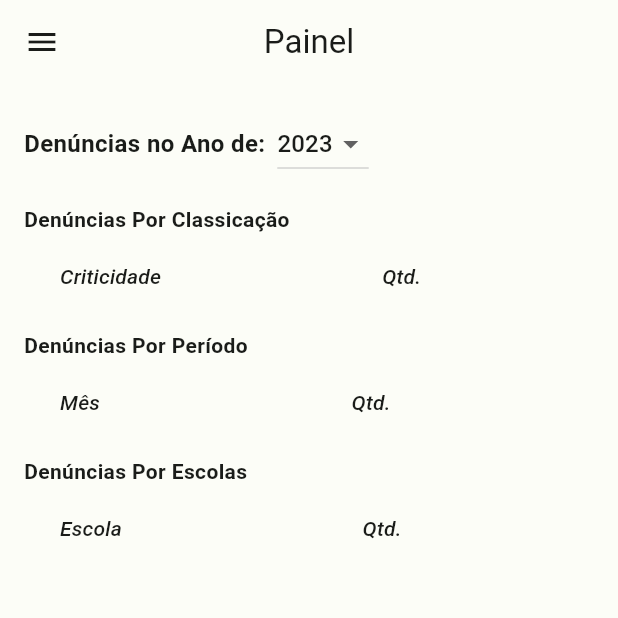
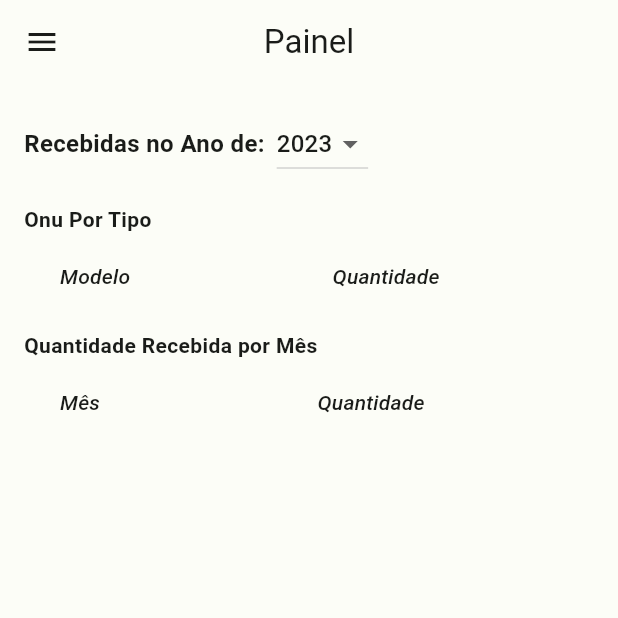
Before and after one commit to josefelipeduarte/app_estoque, a Flutter app: the PanelPage screen opened directly, on a phone screen of 412 x 824 dp, the top half of it. Run offline on Flutter 3.47's test engine with Material 2 defaults, Android fonts, the phone set to English and light mode, and no system bars; our stand-ins replace flutter_secure_storage; accounts and stored records are empty; network calls fail.

Commit message:
att: update and create panel page

```diff
--- a/lib/main.dart
+++ b/lib/main.dart
@@ -1,4 +1,5 @@
 import 'package:app_estoque/src/cadastrar_onu/cadastrar_onu_page.dart';
+import 'package:app_estoque/src/panel/panel_page.dart';
 import 'package:app_estoque/src/pesquisar_onu/entities/pesquisar_onu.dart';
 import 'package:app_estoque/src/pesquisar_onu/pesquisar_onu_page.dart';
 import 'package:flutter/material.dart';
@@ -49,7 +50,7 @@ class MyApp extends StatelessWidget {
         '/home': (context) => const HomePage(),
         '/serial_onu/cadastrar': (context) => const CadastrarOnuPage(),
         '/serial_onu/pesquisar': (context) => const PesquisarOnuPage(),
-        //'/serial_onu/atualizar': (context) => const AtualizarOnuPage(),
+        '/serial_onu/painel': (context) => PanelPage(),
       },
     );
   }
--- a/lib/src/panel/panel_page.dart
+++ b/lib/src/panel/panel_page.dart
@@ -15,16 +15,14 @@ class _PanelPageState extends State<PanelPage> {
 
   List<DataRow> apcWidgetList = [];
   List<DataRow> apmWidgetList = [];
-  List<DataRow> apsWidgetList = [];
 
   @override
   initState() {
     setState(() {
       apcWidgetList = [];
       apmWidgetList = [];
-      apsWidgetList = [];
 
-      repository.amountPerClassification(selectedYear).then((value) {
+      repository.quantPorTipoMes(selectedYear).then((value) {
         setState(() {
           apcWidgetList = mapApcList(value);
         });
@@ -35,18 +33,12 @@ class _PanelPageState extends State<PanelPage> {
           apmWidgetList = mapApmList(value);
         });
       });
-
-      repository.amountPerSchool(selectedYear).then((value) {
-        setState(() {
-          apsWidgetList = mapApsList(value);
-        });
-      });
     });
   }
 
   List<int> getYearRange() {
     const int startYear = 2000;
-    const int endYear = 2100;
+    const int endYear = 2030;
     final List<int> yearList = [];
 
     for (int year = startYear; year <= endYear; year++) {
@@ -56,26 +48,22 @@ class _PanelPageState extends State<PanelPage> {
     return yearList;
   }
 
-  List<DataRow> mapApcList(
-      List<AmountPerClassification> amountPerClassificationList) {
-    Map<String, MaterialColor> colors = {
-      "vermelho": Colors.red,
-      "laranja": Colors.orange,
-      "amarelo": Colors.yellow,
-      "verde": Colors.green,
-      "azul": Colors.blue,
-      "default": Colors.grey,
+  List<DataRow> mapApcList(List<quantPorTipo> amountPerClassificationList) {
+    Map<String, String> tipos = {
+      "101": "101",
+      "411": "411",
+      "501": "501",
     };
 
+//Cria os quadradinhos com cores
     List<DataRow> output = [];
     for (var element in amountPerClassificationList) {
       output.add(
         DataRow(
           cells: <DataCell>[
             DataCell(
-              Icon(
-                Icons.rectangle_rounded,
-                color: colors[element.classification],
+              Text(
+                tipos[element.classification]!,
               ),
             ),
             DataCell(Text(element.total.toString())),
@@ -103,22 +91,6 @@ class _PanelPageState extends State<PanelPage> {
     return output;
   }
 
-  List<DataRow> mapApsList(List<AmountPerSchool> amountsPerSchool) {
-    List<DataRow> output = [];
-    for (var element in amountsPerSchool) {
-      output.add(
-        DataRow(
-          cells: <DataCell>[
-            DataCell(Text(element.school)),
-            DataCell(Text(element.total.toString())),
-          ],
-        ),
-      );
-    }
-
-    return output;
-  }
-
   @override
   Widget build(BuildContext context) {
     return AppScaffold(
@@ -130,7 +102,7 @@ class _PanelPageState extends State<PanelPage> {
             Row(
               children: [
                 const Text(
-                  'Denúncias no Ano de:',
+                  'Recebidas no Ano de:',
                   style: TextStyle(
                     fontSize: 16.0,
                     fontWeight: FontWeight.bold,
@@ -151,12 +123,9 @@ class _PanelPageState extends State<PanelPage> {
                     setState(() {
                       apcWidgetList = [];
                       apmWidgetList = [];
-                      apsWidgetList = [];
 
                       selectedYear = selected!;
-                      repository
-                          .amountPerClassification(selectedYear)
-                          .then((value) {
+                      repository.quantPorTipoMes(selectedYear).then((value) {
                         setState(() {
                           apcWidgetList = mapApcList(value);
                         });
@@ -167,12 +136,6 @@ class _PanelPageState extends State<PanelPage> {
                           apmWidgetList = mapApmList(value);
                         });
                       });
-
-                      repository.amountPerSchool(selectedYear).then((value) {
-                        setState(() {
-                          apsWidgetList = mapApsList(value);
-                        });
-                      });
                     });
                   },
                 ),
@@ -180,33 +143,24 @@ class _PanelPageState extends State<PanelPage> {
             ),
             const SizedBox(height: 16),
             const Text(
-              "Denúncias Por Classicação",
+              "Onu Por Tipo",
               style: TextStyle(
                 fontSize: 14.0,
                 fontWeight: FontWeight.bold,
               ),
             ),
-            TableCriticality(
+            TableTipo(
               apcWidgetList: apcWidgetList,
             ),
             const SizedBox(height: 8),
             const Text(
-              "Denúncias Por Período",
+              "Quantidade Recebida por Mês",
               style: TextStyle(
                 fontSize: 14.0,
                 fontWeight: FontWeight.bold,
               ),
             ),
             TablePerPeriod(apmWidgetList: apmWidgetList),
-            const SizedBox(height: 8),
-            const Text(
-              "Denúncias Por Escolas",
-              style: TextStyle(
-                fontSize: 14.0,
-                fontWeight: FontWeight.bold,
-              ),
-            ),
-            TablePerSchool(apsWidgetList: apsWidgetList),
           ],
         ),
       ),
@@ -214,9 +168,9 @@ class _PanelPageState extends State<PanelPage> {
   }
 }
 
-class TableCriticality extends StatelessWidget {
+class TableTipo extends StatelessWidget {
   List<DataRow> apcWidgetList;
-  TableCriticality({
+  TableTipo({
     super.key,
     required this.apcWidgetList,
   });
@@ -228,7 +182,7 @@ class TableCriticality extends StatelessWidget {
         DataColumn(
           label: Expanded(
             child: Text(
-              'Criticidade',
+              'Modelo',
               style: TextStyle(fontStyle: FontStyle.italic),
             ),
           ),
@@ -236,7 +190,7 @@ class TableCriticality extends StatelessWidget {
         DataColumn(
           label: Expanded(
             child: Text(
-              'Qtd.',
+              'Quantidade',
               style: TextStyle(fontStyle: FontStyle.italic),
             ),
           ),
@@ -268,7 +222,7 @@ class TablePerPeriod extends StatelessWidget {
         DataColumn(
           label: Expanded(
             child: Text(
-              'Qtd.',
+              'Quantidade',
               style: TextStyle(
                 fontStyle: FontStyle.italic,
               ),
@@ -280,37 +234,3 @@ class TablePerPeriod extends StatelessWidget {
     );
   }
 }
-
-class TablePerSchool extends StatelessWidget {
-  List<DataRow> apsWidgetList = [];
-  TablePerSchool({super.key, required this.apsWidgetList});
-
-  @override
-  Widget build(BuildContext context) {
-    return DataTable(
-      columns: const <DataColumn>[
-        DataColumn(
-          label: Expanded(
-            child: Text(
-              'Escola',
-              style: TextStyle(
-                fontStyle: FontStyle.italic,
-              ),
-            ),
-          ),
-        ),
-        DataColumn(
-          label: Expanded(
-            child: Text(
-              'Qtd.',
-              style: TextStyle(
-                fontStyle: FontStyle.italic,
-              ),
-            ),
-          ),
-        ),
-      ],
-      rows: apsWidgetList,
-    );
-  }
-}
--- a/lib/src/shared/components/app_drawer.dart
+++ b/lib/src/shared/components/app_drawer.dart
@@ -56,6 +56,12 @@ class AppDrawer extends StatelessWidget {
             },
           ),
           ListTile(
+            title: const Text('Painel test'),
+            onTap: () {
+              Navigator.pushNamed(context, '/serial_onu/painel');
+            },
+          ),
+          ListTile(
             title: Divider(
               color: Colors.grey,
               height: 1,
--- a/lib/src/shared/settings/const_configs.dart
+++ b/lib/src/shared/settings/const_configs.dart
@@ -1,3 +1,3 @@
 class ConstConfigs {
-  static const apiUrl = "https://2fae-187-44-67-207.ngrok-free.app";
+  static const apiUrl = "https://ea84-187-44-67-207.ngrok-free.app";
 }
```
Also changed, not shown: lib/src/panel/repositories/reports_repository.dart (+8 -36 lines).
